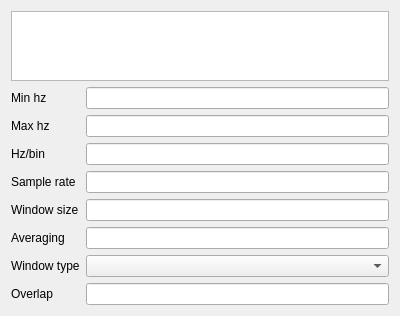
Old version of the form tools/transforminfoform.ui in the repository gustafsson/freq.
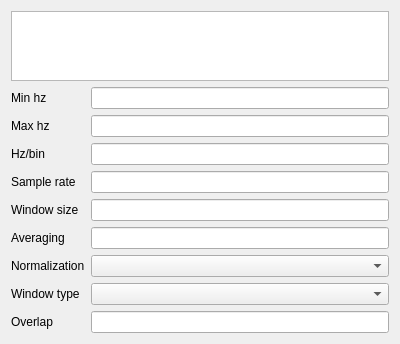
New version of the form.

Commit message: Implemented normalization directly on STFT in CUDA. Should normalize over the entire signal with a rolling mean instead...

Diff of the .ui file:
```diff
--- a/tools/transforminfoform.ui
+++ b/tools/transforminfoform.ui
@@ -69,24 +69,24 @@
      <item row="4" column="1">
       <widget class="QLineEdit" name="windowSizeEdit"/>
      </item>
-     <item row="6" column="0">
+     <item row="7" column="0">
       <widget class="QLabel" name="windowTypeLabel">
        <property name="text">
         <string>Window type</string>
        </property>
       </widget>
      </item>
-     <item row="6" column="1">
+     <item row="7" column="1">
       <widget class="QComboBox" name="windowTypeComboBox"/>
      </item>
-     <item row="7" column="0">
+     <item row="8" column="0">
       <widget class="QLabel" name="overlapLabel">
        <property name="text">
         <string>Overlap</string>
        </property>
       </widget>
      </item>
-     <item row="7" column="1">
+     <item row="8" column="1">
       <widget class="QLineEdit" name="overlapEdit"/>
      </item>
      <item row="5" column="0">
@@ -99,6 +99,16 @@
      <item row="5" column="1">
       <widget class="QLineEdit" name="averagingEdit"/>
      </item>
+     <item row="6" column="0">
+      <widget class="QLabel" name="normalizationLabel">
+       <property name="text">
+        <string>Normalization</string>
+       </property>
+      </widget>
+     </item>
+     <item row="6" column="1">
+      <widget class="QComboBox" name="normalizationComboBox"/>
+     </item>
     </layout>
    </item>
   </layout>
```
The commit also changes 7 other files.
